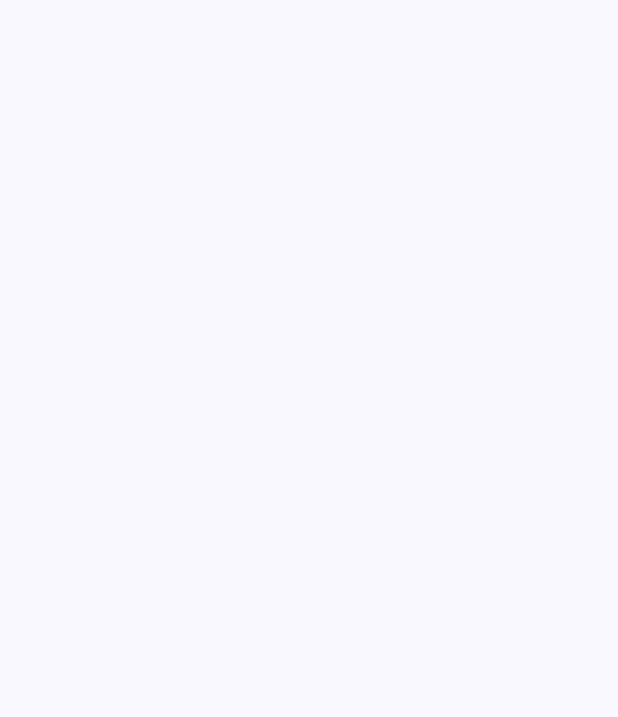
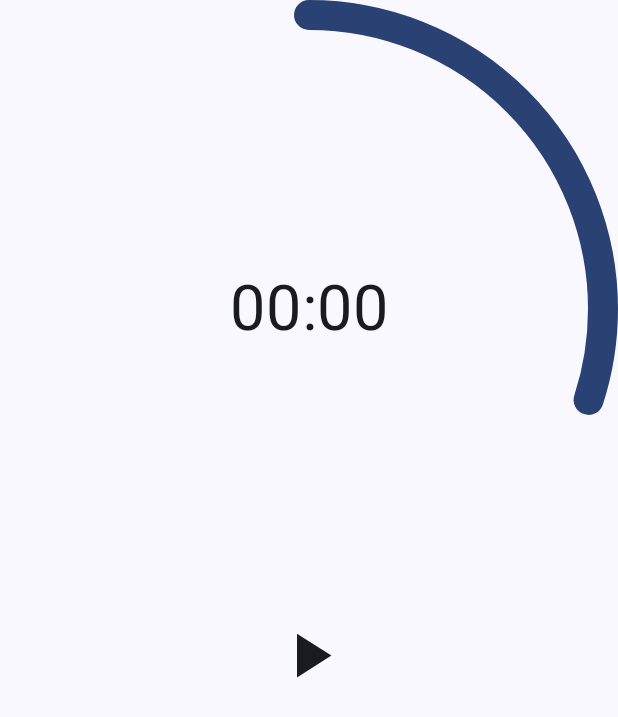
Before and after one commit to gogumaC/DevPulse, an Android app built with Jetpack Compose: the screen it shows after launch (MainActivity), on a phone screen of 412 x 824 dp. Before the commit the part shown is empty. Shown: the top 717 px of the screen. Run offline under Robolectric (Android 15) with nearby library versions, the phone set to English and light mode, and no system bars.

Commit message:
feat: Make Timer UI draft

```diff
--- a/app/src/main/java/com/gogumac/devpulse/MainActivity.kt
+++ b/app/src/main/java/com/gogumac/devpulse/MainActivity.kt
@@ -3,12 +3,16 @@ package com.gogumac.devpulse
 import android.os.Bundle
 import androidx.activity.ComponentActivity
 import androidx.activity.compose.setContent
+import androidx.compose.foundation.background
+import androidx.compose.foundation.layout.Box
 import androidx.compose.foundation.layout.fillMaxSize
 import androidx.compose.material3.MaterialTheme
 import androidx.compose.material3.Surface
 import androidx.compose.material3.Text
 import androidx.compose.runtime.Composable
 import androidx.compose.ui.Modifier
+import androidx.compose.ui.graphics.Color
+import androidx.compose.ui.res.colorResource
 import androidx.compose.ui.tooling.preview.Preview
 import com.gogumac.devpulse.ui.theme.DevPulseTheme
 
@@ -18,10 +22,22 @@ class MainActivity : ComponentActivity() {
         setContent {
             DevPulseTheme {
                 // A surface container using the 'background' color from the theme
-                Surface(modifier = Modifier.fillMaxSize(), color = MaterialTheme.colorScheme.background) {
-
+                Surface(
+                    modifier = Modifier.fillMaxSize(),
+                    color = MaterialTheme.colorScheme.background
+                ) {
+                    TimeTrackScreen()
                 }
             }
         }
     }
 }
+
+
+@Preview
+@Composable
+fun Preview() {
+    DevPulseTheme {
+        TimeTrackScreen()
+    }
+}
--- /dev/null
+++ b/app/src/main/java/com/gogumac/devpulse/TimeTrackScreen.kt
@@ -0,0 +1,69 @@
+package com.gogumac.devpulse
+
+import androidx.compose.foundation.layout.Box
+import androidx.compose.foundation.layout.Column
+import androidx.compose.foundation.layout.aspectRatio
+import androidx.compose.foundation.layout.fillMaxSize
+import androidx.compose.foundation.layout.fillMaxWidth
+import androidx.compose.foundation.layout.size
+import androidx.compose.material.icons.Icons
+import androidx.compose.material.icons.filled.PlayArrow
+import androidx.compose.material3.CircularProgressIndicator
+import androidx.compose.material3.Icon
+import androidx.compose.material3.IconButton
+import androidx.compose.material3.Text
+import androidx.compose.runtime.Composable
+import androidx.compose.ui.Alignment
+import androidx.compose.ui.Modifier
+import androidx.compose.ui.tooling.preview.Preview
+import androidx.compose.ui.unit.dp
+import androidx.compose.ui.unit.sp
+import com.gogumac.devpulse.ui.theme.DevPulseTheme
+
+@Composable
+fun TimeTrackScreen(modifier: Modifier = Modifier) {
+    Column(modifier = modifier.fillMaxSize()) {
+        TimeIndicator()
+        IconButton(
+            modifier = Modifier
+                .align(Alignment.CenterHorizontally)
+                .size(50.dp),
+            onClick = { /*TODO*/ },
+        ) {
+            Icon(
+                modifier = Modifier.fillMaxSize(),
+                imageVector = Icons.Default.PlayArrow,
+                contentDescription = null
+            )
+        }
+    }
+}
+
+@Composable
+fun TimeIndicator(modifier: Modifier = Modifier) {
+    Box(
+        modifier = modifier,
+        contentAlignment = Alignment.Center
+    ) {
+        CircularProgressIndicator(
+            modifier = Modifier
+                .fillMaxWidth()
+                .aspectRatio(1f),
+            progress = 0.3f,
+            strokeWidth = 20.dp,
+        )
+        Text(
+            modifier = Modifier,
+            text = "00:00",
+            fontSize = 42.sp,
+        )
+    }
+}
+
+@Preview(showBackground = true)
+@Composable
+fun TimeTrackScreenPreview() {
+    DevPulseTheme {
+        TimeTrackScreen()
+    }
+}
```
